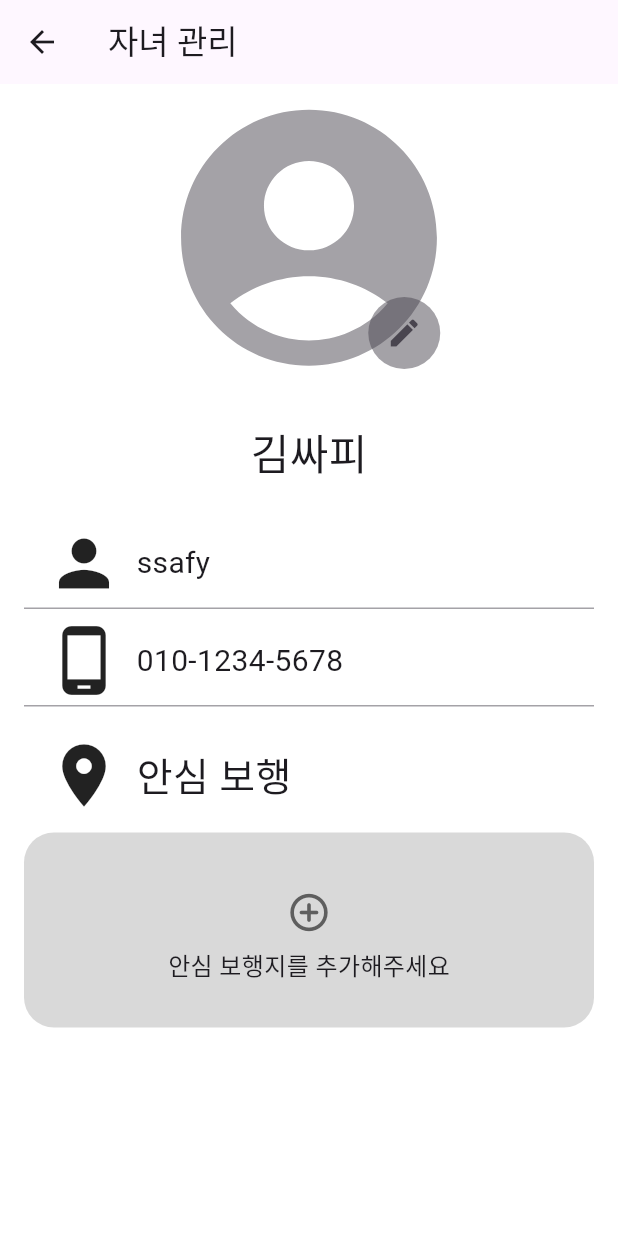
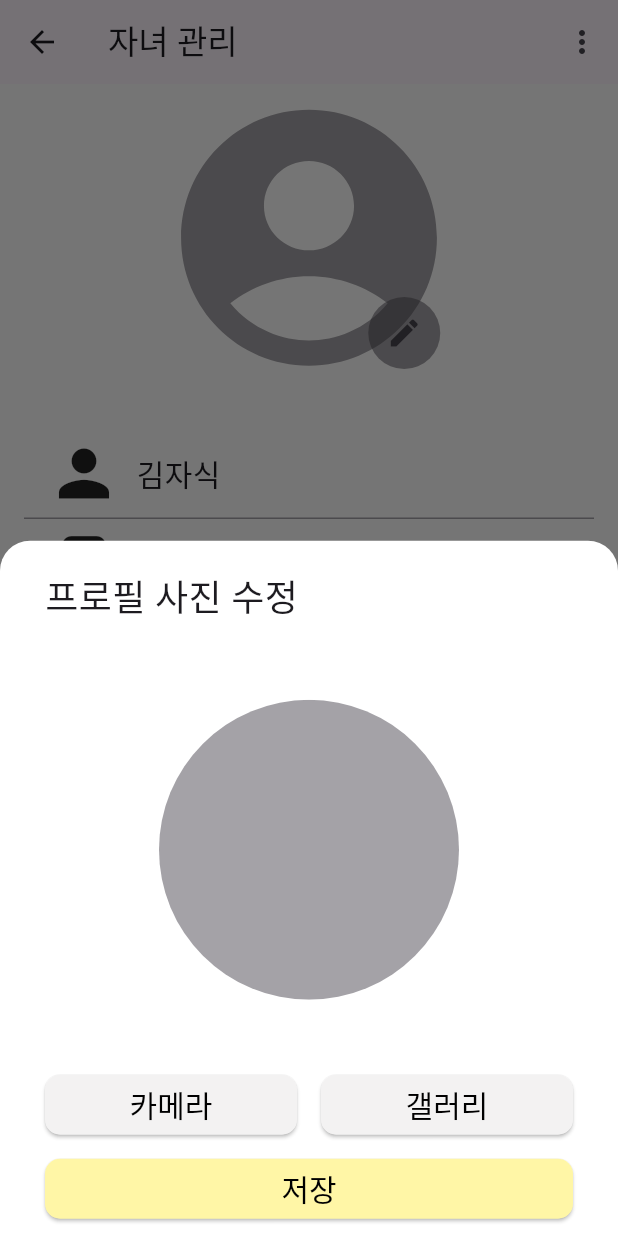
Before and after one commit to wondreaming/icecream, a Flutter app: the ChildScreen screen opened by its route, after a tap on the "edit" icon, on a phone screen of 412 x 824 dp. Run offline on Flutter 3.47's test engine with Material 3 defaults, Android fonts, the phone set to English and light mode, and no system bars; our stand-ins replace dio, firebase_core, firebase_messaging, flutter_dotenv, flutter_local_notifications, go_router and 1 more; missing offline and left inert: android_id, kakao_map_plugin; accounts and stored records are empty; Roboto replaces fonts that are missing (GmarketSans); statements that could not run were skipped.

Commit message:
Feat: image-picker 생성

```diff
--- a/FE/icecream/lib/main.dart
+++ b/FE/icecream/lib/main.dart
@@ -116,6 +116,7 @@ class MyApp extends StatelessWidget {
     return MaterialApp.router(
       // router 환경설정
       routerConfig: router,
+      debugShowCheckedModeBanner: false, // debug 배너 삭제
     );
   }
 }
--- a/FE/icecream/lib/setting/screen/child_screen.dart
+++ b/FE/icecream/lib/setting/screen/child_screen.dart
@@ -2,6 +2,7 @@ import 'package:flutter/material.dart';
 import 'package:go_router/go_router.dart';
 import 'package:icecream/com/widget/default_layout.dart';
 import 'package:icecream/setting/widget/add_container.dart';
+import 'package:icecream/setting/widget/custom_popupbutton.dart';
 import 'package:icecream/setting/widget/detail_profile.dart';
 
 class ChildScreen extends StatelessWidget {
@@ -11,11 +12,29 @@ class ChildScreen extends StatelessWidget {
   Widget build(BuildContext context) {
     return DefaultLayout(
       title: '자녀 관리',
+      action: [
+        CustomPopupButton(
+          first: '이름 변경',
+          secound: '전화번호 변경',
+          third: '연결 해제',
+          firstOnTap: (){Future.delayed(
+            const Duration(seconds: 0),
+                () => showDialog(
+              context: context,
+              builder: (context) => const AlertDialog(
+                title: Text('test dialog'),
+              ),
+            ),
+          );},
+          secoundOnTap: (){},
+          thirdOnTap: (){},
+        ),
+      ],
       child: Column(
         children: [
           DetailProfile(
-            name: '김싸피',
-            id: 'ssafy',
+            is_parents: false,
+            id: '김자식',
             number: '010-1234-5678',
           ),
           Container(
@@ -49,7 +68,11 @@ class ChildScreen extends StatelessWidget {
               ],
             ),
           ),
-          AddContainer(mention: '안심 보행지를 추가해주세요', onPressed: (){context.goNamed('location');})
+          AddContainer(
+              mention: '안심 보행지를 추가해주세요',
+              onPressed: () {
+                context.goNamed('location');
+              })
         ],
       ),
     );
--- a/FE/icecream/lib/setting/widget/custom_modal.dart
+++ b/FE/icecream/lib/setting/widget/custom_modal.dart
@@ -3,12 +3,17 @@ import 'package:icecream/com/const/color.dart';
 import 'package:icecream/setting/widget/custom_elevated_button.dart';
 import 'package:icecream/setting/widget/custom_text_field.dart';
 
-void customModal(BuildContext context) {
+void customModal(BuildContext context, String title, Widget body) {
   showModalBottomSheet(
       context: context,
       builder: (context) {
-        return const _CustomModalContent(
-            title: '비밀번호 변경', buttonName: '다음', hintText: '뭐지');
+        return Container(
+          width: double.infinity,
+          child: _CustomModalContent(
+            title: title,
+            body: body,
+          ),
+        );
       },
       backgroundColor: AppColors.background_color,
       shape: RoundedRectangleBorder(
@@ -25,27 +30,24 @@ void customModal(BuildContext context) {
 
 class _CustomModalContent extends StatelessWidget {
   final String title;
-  final String buttonName;
-  final VoidCallback? onPressed;
-  final String? hintText;
-  const _CustomModalContent(
-      {super.key,
-      required this.title,
-      required this.buttonName,
-      this.onPressed,
-      this.hintText});
+  final Widget body;
+  const _CustomModalContent({
+    super.key,
+    required this.title,
+    required this.body,
+  });
 
   @override
   Widget build(BuildContext context) {
     return Container(
-      margin: EdgeInsets.symmetric(horizontal: 24.0),
+      margin: EdgeInsets.symmetric(horizontal: 30.0, vertical: 20.0),
       child: Column(
+        crossAxisAlignment: CrossAxisAlignment.start,
         children: [
-          Text(title),
-          CustomTextField(
-            hintText: hintText,
-          ),
-          CustomElevatedButton(onPressed: (){}, child: buttonName),
+          Text(title, style: TextStyle(fontFamily: 'GmarketSans',
+            fontSize: 24.0,
+            fontWeight: FontWeight.w400,),),
+          body,
         ],
       ),
     );
--- /dev/null
+++ b/FE/icecream/lib/setting/widget/custom_popupbutton.dart
@@ -0,0 +1,60 @@
+import 'package:flutter/material.dart';
+import 'package:icecream/com/const/color.dart';
+
+class CustomPopupButton extends StatelessWidget {
+  final String first;
+  final String secound;
+  final String third;
+  final VoidCallback firstOnTap;
+  final VoidCallback secoundOnTap;
+  final VoidCallback thirdOnTap;
+  const CustomPopupButton(
+      {super.key,
+      required this.first,
+      required this.secound,
+      required this.third, required this.firstOnTap, required this.secoundOnTap, required this.thirdOnTap});
+
+  @override
+  Widget build(BuildContext context) {
+    return PopupMenuButton(
+      color: AppColors.background_color,
+      itemBuilder: (context) {
+        return [
+          PopupMenuItem(
+            onTap: firstOnTap,
+            child: Text(
+              first,
+              style: TextStyle(
+                fontFamily: 'GmarketSans',
+                fontSize: 16.0,
+                fontWeight: FontWeight.w300,
+              ),
+            ),
+          ),
+          PopupMenuItem(
+            onTap: secoundOnTap,
+            child: Text(
+              secound,
+              style: TextStyle(
+                fontFamily: 'GmarketSans',
+                fontSize: 16.0,
+                fontWeight: FontWeight.w300,
+              ),
+            ),
+          ),
+          PopupMenuItem(
+            onTap: thirdOnTap,
+            child: Text(
+              third,
+              style: TextStyle(
+                fontFamily: 'GmarketSans',
+                fontSize: 16.0,
+                fontWeight: FontWeight.w300,
+              ),
+            ),
+          ),
+        ];
+      },
+    );
+  }
+}
--- a/FE/icecream/lib/setting/widget/detail_profile.dart
+++ b/FE/icecream/lib/setting/widget/detail_profile.dart
@@ -3,11 +3,12 @@ import 'package:icecream/setting/widget/custom_text_container.dart';
 import 'package:icecream/setting/widget/profile_image.dart';
 
 class DetailProfile extends StatelessWidget {
-  final String name;
+  final String? name;
   final String id;
   final String number;
+  final bool is_parents;
   const DetailProfile(
-      {super.key, required this.name, required this.id, required this.number});
+      {super.key, this.name, required this.id, required this.number, this.is_parents = true});
 
   @override
   Widget build(BuildContext context) {
@@ -21,14 +22,16 @@ class DetailProfile extends StatelessWidget {
         SizedBox(
           height: 20.0,
         ),
+        if (is_parents)
         Text(
-          name,
+          name!,
           style: TextStyle(
             fontFamily: 'GmarketSans',
             fontSize: 28.0,
             fontWeight: FontWeight.w500,
           ),
         ),
+        if (is_parents)
         SizedBox(
           height: 20.0,
         ),
--- a/FE/icecream/lib/setting/widget/profile_image.dart
+++ b/FE/icecream/lib/setting/widget/profile_image.dart
@@ -1,7 +1,14 @@
+import 'dart:io';
+
+import 'package:flutter/cupertino.dart';
 import 'package:flutter/material.dart';
+import 'package:flutter/widgets.dart';
 import 'package:icecream/com/const/color.dart';
+import 'package:icecream/setting/widget/custom_elevated_button.dart';
+import 'package:icecream/setting/widget/custom_modal.dart';
+import 'package:image_picker/image_picker.dart';
 
-class ProfileImage extends StatelessWidget {
+class ProfileImage extends StatefulWidget {
   final double width;
   final double height;
   final String? imgUrl;
@@ -14,25 +21,46 @@ class ProfileImage extends StatelessWidget {
       this.detail = false});
 
   @override
+  State<ProfileImage> createState() => _ProfileImageState();
+}
+
+class _ProfileImageState extends State<ProfileImage> {
+  XFile? _image; // 이미지를 담을 변수 선언
+  final ImagePicker picker = ImagePicker(); // ImagePicker 초기화
+
+  // 이미지를 가져오는 함수
+  Future getImage(ImageSource imageSource) async {
+    // pickedFile에 ImagePricker로 가져온 이미지가 담김
+    final XFile? pickedFile = await picker.pickImage(source: imageSource);
+    if (pickedFile != null) {
+      setState(() {
+        _image = XFile(pickedFile.path);
+      });
+    } else {
+      return null;
+    }
+  }
+
+  @override
   Widget build(BuildContext context) {
     return Stack(
       children: [
         ClipRRect(
           borderRadius: BorderRadius.circular(100),
-          child: imgUrl != null && imgUrl!.isNotEmpty
+          child: widget.imgUrl != null && widget.imgUrl!.isNotEmpty
               ? Image.asset(
-                  imgUrl!,
+                  widget.imgUrl!,
                   fit: BoxFit.cover,
-                  width: width,
-                  height: height,
+                  width: widget.width,
+                  height: widget.height,
                 )
               : Icon(
                   Icons.account_circle_rounded,
                   color: AppColors.profile_black.withOpacity(0.5),
-                  size: (width + 5),
+                  size: (widget.width + 5),
                 ),
         ),
-        if (detail)
+        if (widget.detail)
           Positioned(
             bottom: 15,
             right: 15,
@@ -43,11 +71,81 @@ class ProfileImage extends StatelessWidget {
               ),
               child: IconButton(
                 icon: Icon(Icons.edit),
+                onPressed: () {
+                  customModal(
+                    context,
+                    '프로필 사진 수정',
+                    Column(
+                      children: [
+                        SizedBox(height: 50.0),
+                        _buildPhoto(),
+                        SizedBox(height: 50.0),
+                        _buildButton(),
+                        SizedBox(height: 16.0),
+                        CustomElevatedButton(
+                          child: '저장',
                           onPressed: () {},
+                        ),
+                      ],
+                    ),
+                  );
+                },
               ),
             ),
           ),
       ],
     );
   }
+
+  Widget _buildPhoto() {
+    return _image != null
+        ? ClipRRect(
+            borderRadius: BorderRadius.circular(100),
+            child: Image.file(
+              height: 200,
+              width: 200,
+              File(_image!.path),
+              fit: BoxFit.cover,
+            ),
+          )
+        : ClipRRect(
+            borderRadius: BorderRadius.circular(100),
+            child: Container(
+              height: 200,
+              width: 200,
+              color: AppColors.profile_black.withOpacity(0.5),
+            ),
+          );
   }
+
+  Widget _buildButton() {
+    return Row(
+      mainAxisAlignment: MainAxisAlignment.center,
+      children: [
+        Flexible(
+          child: CustomElevatedButton(
+            onPressed: () {
+              getImage(ImageSource.camera);
+            }, // 카메라에서 찍은 사진 가져오기
+            child: '카메라',
+            backgroundColor: AppColors.input_border_color,
+          ),
+          flex: 1,
+        ),
+        SizedBox(
+          width: 16.0,
+        ),
+        Flexible(
+          child: CustomElevatedButton(
+            onPressed: () {
+              getImage(ImageSource.gallery);
+            }, // 갤러리에서 사진 가져오기
+            child: '갤러리',
+            backgroundColor: AppColors.input_border_color,
+          ),
+          flex: 1,
+        ),
+      ],
+    );
+  }
+}
--- a/FE/icecream/pubspec.yaml
+++ b/FE/icecream/pubspec.yaml
@@ -46,6 +46,7 @@ dependencies:
   flutter_floating_bottom_bar: ^1.2.0
   android_id: ^0.3.6
   kakao_map_plugin: ^0.3.0
+  image_picker: ^1.1.0
 
 
 dev_dependencies:
```
Also changed, not shown: FE/icecream/lib/setting/screen/my_page.dart (+21 -0 lines), FE/icecream/pubspec.lock, 4 other files. Lines whose indentation alone changed are shown as unchanged.
